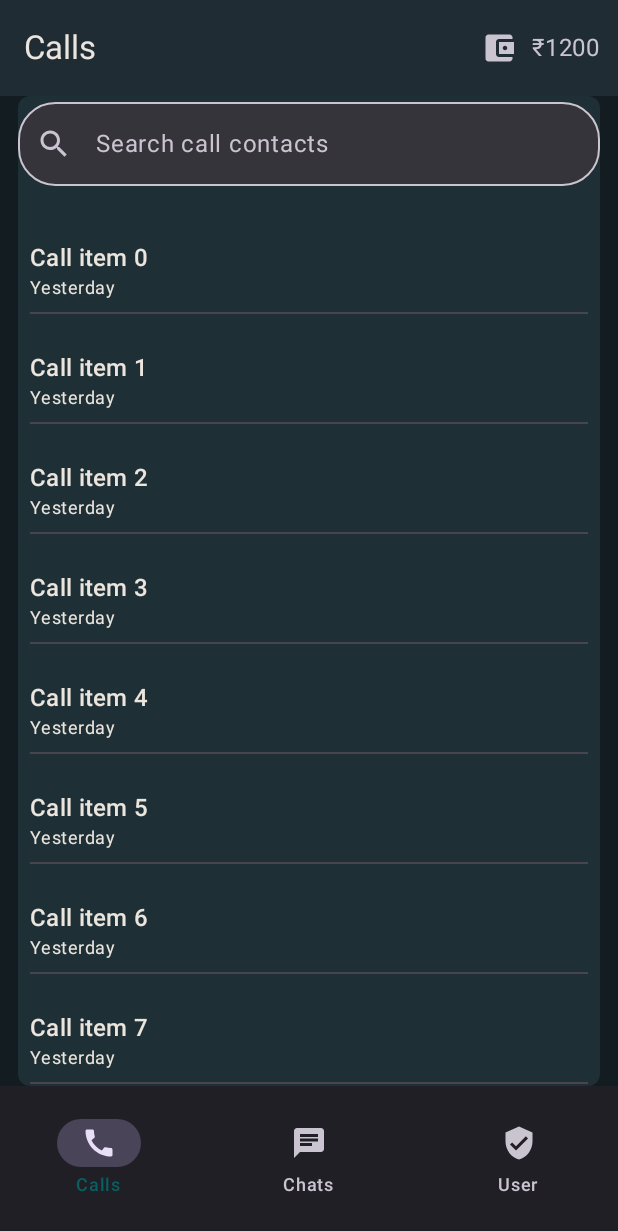
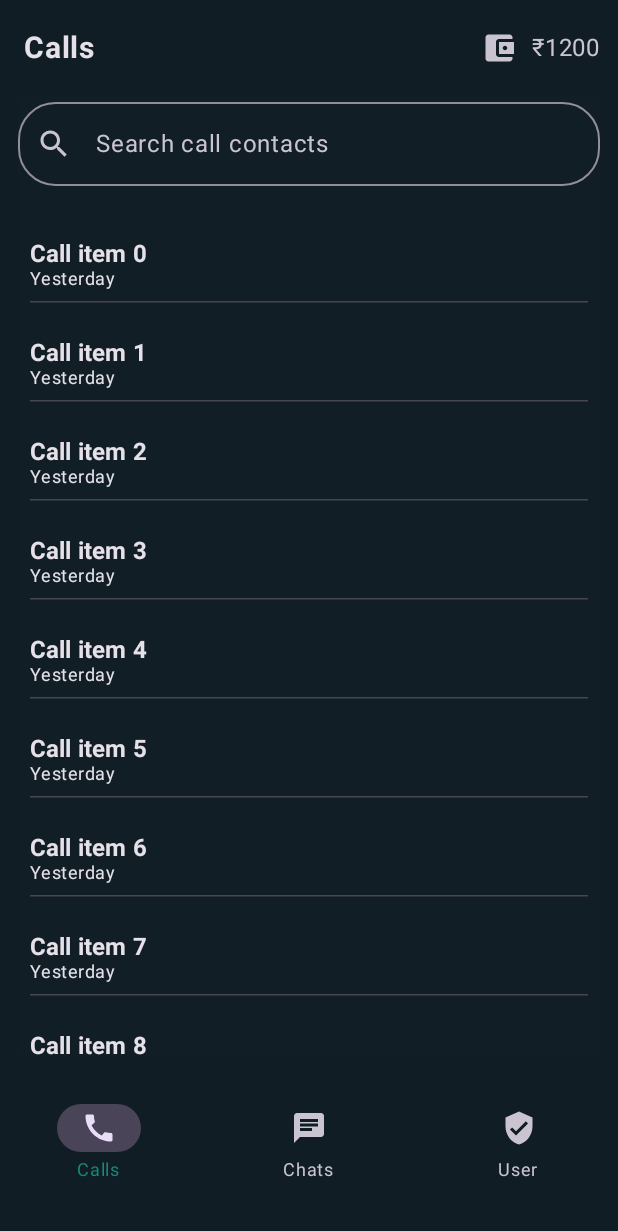
Before and after one commit to AMRESH-SHARMA/jugnu_android, an Android app built with Jetpack Compose: the screen it shows after launch (MainActivity), on a phone screen of 412 x 824 dp. Shown: the top 1231 px of the screen. Run offline under Robolectric (Android 15) with nearby library versions, the light colour scheme and no system bars.

Commit message:
green theme added

```diff
--- a/app/src/main/java/com/example/app/MainActivity.kt
+++ b/app/src/main/java/com/example/app/MainActivity.kt
@@ -1,7 +1,9 @@
 package com.example.app
 
+import android.graphics.Color.TRANSPARENT
 import android.os.Bundle
 import androidx.activity.ComponentActivity
+import androidx.activity.SystemBarStyle
 import androidx.activity.compose.setContent
 import androidx.activity.enableEdgeToEdge
 import androidx.compose.foundation.layout.fillMaxSize
@@ -12,8 +14,15 @@ import com.example.app.ui.theme.AppTheme
 
 class MainActivity : ComponentActivity() {
     override fun onCreate(savedInstanceState: Bundle?) {
+        val transparentSystemBarStyle = SystemBarStyle.light(
+            scrim = TRANSPARENT,
+            darkScrim = TRANSPARENT
+        )
+        enableEdgeToEdge(
+//            statusBarStyle = transparentSystemBarStyle,
+            navigationBarStyle = transparentSystemBarStyle
+        )
         super.onCreate(savedInstanceState)
-        enableEdgeToEdge()
         setContent {
             AppTheme {
                 Scaffold(
--- a/app/src/main/java/com/example/app/ui/call/CallListScreen.kt
+++ b/app/src/main/java/com/example/app/ui/call/CallListScreen.kt
@@ -9,7 +9,7 @@ import androidx.compose.foundation.layout.height
 import androidx.compose.foundation.layout.padding
 import androidx.compose.foundation.lazy.LazyColumn
 import androidx.compose.foundation.lazy.items
-import androidx.compose.material3.Divider
+import androidx.compose.material3.HorizontalDivider
 import androidx.compose.material3.MaterialTheme
 import androidx.compose.material3.Text
 import androidx.compose.runtime.Composable
@@ -18,6 +18,7 @@ import androidx.compose.runtime.mutableStateOf
 import androidx.compose.runtime.remember
 import androidx.compose.runtime.setValue
 import androidx.compose.ui.Modifier
+import androidx.compose.ui.text.style.TextAlign
 import androidx.compose.ui.unit.dp
 import com.example.app.ui.call.components.ListenersSearchBar
 
@@ -70,8 +71,17 @@ fun CallListScreen(
                         text = "Yesterday",
                         style = MaterialTheme.typography.bodySmall
                     )
-                    Divider(modifier = Modifier.padding(top = 8.dp))
+                    HorizontalDivider(modifier = Modifier.padding(top = 8.dp))
                 }
+            }
+
+            item {
+                Text(
+                    text = "last item in the scrollable list.",
+                    textAlign = TextAlign.Center,
+
+                    )
+                Spacer(modifier = Modifier.height(50.dp))
             }
         }
     }
--- a/app/src/main/java/com/example/app/ui/call/components/ListenersSearchBar.kt
+++ b/app/src/main/java/com/example/app/ui/call/components/ListenersSearchBar.kt
@@ -8,8 +8,8 @@ import androidx.compose.material.icons.filled.Search
 import androidx.compose.material3.ExperimentalMaterial3Api
 import androidx.compose.material3.Icon
 import androidx.compose.material3.OutlinedTextField
+import androidx.compose.material3.OutlinedTextFieldDefaults
 import androidx.compose.material3.Text
-import androidx.compose.material3.TextFieldDefaults
 import androidx.compose.runtime.Composable
 import androidx.compose.ui.Modifier
 import androidx.compose.ui.unit.dp
@@ -31,7 +31,13 @@ fun ListenersSearchBar(
         modifier = modifier
             .fillMaxWidth()
             .padding(vertical = 4.dp),
-        colors = TextFieldDefaults.colors(),
+        colors = OutlinedTextFieldDefaults.colors(
+//            unfocusedContainerColor = MaterialTheme.colorScheme.onTertiary,
+//            focusedContainerColor = MaterialTheme.colorScheme.onTertiary,
+//            disabledBorderColor = MaterialTheme.colorScheme.background,
+//            unfocusedBorderColor = MaterialTheme.colorScheme.background,
+//            focusedBorderColor = MaterialTheme.colorScheme.background
+        ),
         leadingIcon = { Icon(Icons.Default.Search, contentDescription = "Search") },
     )
 }
--- a/app/src/main/java/com/example/app/ui/home/HomeScreen.kt
+++ b/app/src/main/java/com/example/app/ui/home/HomeScreen.kt
@@ -33,7 +33,7 @@ fun HomeScreen(
     navController: NavController,                         // required param
     initialTab: HomeTab = HomeTab.CALLS,                 // default param
     onContactClick: (HomeTab, String) -> Unit = { _, _ -> }, // lambda
-    modifier: Modifier = Modifier                         // modifier last
+    modifier: Modifier = Modifier
 ) {
 
     var currentTab by remember { mutableStateOf(initialTab) }
@@ -56,8 +56,8 @@ fun HomeScreen(
                 onTabSelected = { selected -> currentTab = selected },
                 elevation = 0.dp,
                 modifier = Modifier
-                    .height(100.dp)
-                    .navigationBarsPadding()
+                    .height(120.dp)
+//                    .navigationBarsPadding()
             )
         },
         modifier = modifier.fillMaxSize()
@@ -68,7 +68,6 @@ fun HomeScreen(
                 .fillMaxSize()
                 .padding(horizontal = 12.dp)
         ) {
-
             // Scrollable Main Content
             Surface(
                 modifier = Modifier.fillMaxSize(),
--- a/app/src/main/java/com/example/app/ui/home/components/HomeBottomTabBar.kt
+++ b/app/src/main/java/com/example/app/ui/home/components/HomeBottomTabBar.kt
@@ -5,6 +5,7 @@ import androidx.compose.material.icons.filled.Call
 import androidx.compose.material.icons.filled.Chat
 import androidx.compose.material.icons.filled.VerifiedUser
 import androidx.compose.material3.Icon
+import androidx.compose.material3.MaterialTheme
 import androidx.compose.material3.NavigationBar
 import androidx.compose.material3.NavigationBarItem
 import androidx.compose.material3.Text
@@ -20,7 +21,10 @@ fun HomeBottomTabBar(
     modifier: Modifier = Modifier,
     elevation: Dp
 ) {
-    NavigationBar(modifier = modifier) {
+    NavigationBar(
+        modifier = modifier,
+        containerColor = MaterialTheme.colorScheme.background,
+    ) {
         NavigationBarItem(
             selected = selected == HomeTab.CALLS,
             onClick = { onTabSelected(HomeTab.CALLS) },
--- a/app/src/main/java/com/example/app/ui/home/components/HomeTopBar.kt
+++ b/app/src/main/java/com/example/app/ui/home/components/HomeTopBar.kt
@@ -8,8 +8,10 @@ import androidx.compose.material.icons.Icons
 import androidx.compose.material.icons.filled.AccountBalanceWallet
 import androidx.compose.material3.ExperimentalMaterial3Api
 import androidx.compose.material3.Icon
+import androidx.compose.material3.MaterialTheme
 import androidx.compose.material3.Text
 import androidx.compose.material3.TopAppBar
+import androidx.compose.material3.TopAppBarDefaults
 import androidx.compose.runtime.Composable
 import androidx.compose.ui.Alignment
 import androidx.compose.ui.Modifier
@@ -25,12 +27,12 @@ fun HomeTopBar(
     onWalletClick: () -> Unit
 ) {
     TopAppBar(
-        // Left side content
         title = { Text(text = title) },
-        // Right side content: wallet icon + balance
+        colors = TopAppBarDefaults.topAppBarColors(
+            containerColor = MaterialTheme.colorScheme.background
+        ),
         actions = {
             if (showWalletSection) {
-
                 Row(
                     verticalAlignment = Alignment.CenterVertically,
                     modifier = Modifier.clickable { onWalletClick() }
--- /dev/null
+++ b/app/src/main/java/com/example/app/ui/theme/Background.kt
@@ -0,0 +1,14 @@
+package com.example.app.ui.theme
+
+import androidx.compose.runtime.Immutable
+import androidx.compose.runtime.staticCompositionLocalOf
+import androidx.compose.ui.graphics.Color
+import androidx.compose.ui.unit.Dp
+
+@Immutable
+data class BackgroundTheme(
+    val color: Color = Color.Unspecified,
+    val tonalElevation: Dp = Dp.Unspecified
+)
+
+val LocalBackgroundTheme = staticCompositionLocalOf { BackgroundTheme() }
--- a/app/src/main/java/com/example/app/ui/theme/Color.kt
+++ b/app/src/main/java/com/example/app/ui/theme/Color.kt
@@ -1,11 +1,41 @@
 package com.example.app.ui.theme
 
+import androidx.compose.foundation.isSystemInDarkTheme
+import androidx.compose.runtime.Composable
 import androidx.compose.ui.graphics.Color
 
-val Purple80 = Color(0xFFD0BCFF)
-val PurpleGrey80 = Color(0xFFCCC2DC)
-val Pink80 = Color(0xFFEFB8C8)
+val GREEN200 = Color(0xFFe2ffc7)
+val GREEN300 = Color(0xFF7eb0ad)
+val GREEN400 = Color(0xFF16cc3e)
+val GREEN450 = Color(0xFF1AA05B)
+val GREEN500 = Color(0xFF19887a)
+val GREEN600 = Color(0xFF0e5e55)
+val GREEN700 = Color(0xFF00574B)
 
-val Purple40 = Color(0xFF6650a4)
-val PurpleGrey40 = Color(0xFF625b71)
-val Pink40 = Color(0xFF7D5260)
+val DARK_GREEN200 = Color(0xFF232D36)
+val DARK_GREEN300 = Color(0xFF101D25)
+
+val WHITE200 = Color(0xFFe0e0e0)
+val BLACK200 = Color(0xFA212020)
+val GRAY100 = Color(0xC1EFF0F3)
+val GRAY200 = Color(0xFF88898b)
+
+val shimmerHighLight = Color(0xA3C2C2C2)
+
+@Composable
+fun getTabPrimaryColor(): Color {
+    return if (isSystemInDarkTheme()) {
+        GREEN450
+    } else {
+        WHITE200
+    }
+}
+
+@Composable
+fun getTitleColor(): Color {
+    return if (isSystemInDarkTheme()) {
+        WHITE200
+    } else {
+        BLACK200
+    }
+}
--- a/app/src/main/java/com/example/app/ui/theme/Theme.kt
+++ b/app/src/main/java/com/example/app/ui/theme/Theme.kt
@@ -2,52 +2,42 @@ package com.example.app.ui.theme
 
 import androidx.compose.material3.MaterialTheme
 import androidx.compose.material3.darkColorScheme
-import androidx.compose.material3.lightColorScheme
 import androidx.compose.runtime.Composable
-import androidx.compose.ui.graphics.Color
+import androidx.compose.runtime.CompositionLocalProvider
 
-val WhatsAppDarkBackground = Color(0xFF121C21)
-val WhatsAppTopBar = Color(0xFF1F2C34)
-val WhatsAppBubbleReceived = Color(0xFF262D31)
-val WhatsAppBubbleSent = Color(0xFF056162)
-val WhatsAppFAB = Color(0xFF075E54)
-val WhatsAppTextPrimary = Color(0xFFECE5DD)
-val WhatsAppTextSecondary = Color(0xFFAEBAC1)
+//val background = Color("#075E54".toColorInt())
+//
+//val WhatsAppDarkBackground = Color("#075E54".toColorInt())
+//val WhatsAppTopBar = Color("#075E54".toColorInt())
+//val WhatsAppBubbleReceived = Color(0xFF262D31)
+//val WhatsAppBubbleSent = Color(0xFF056162)
+//val WhatsAppFAB = Color(0xFF075E54)
+//val WhatsAppTextPrimary = Color(0xFFECE5DD)
+//val WhatsAppTextSecondary = Color(0xFFAEBAC1)
 
-private val LightColorScheme = lightColorScheme(
-    primary = Purple40,
-    secondary = PurpleGrey40,
-    tertiary = Pink40
-
-    /* Other default colors to override
-    background = Color(0xFFFFFBFE),
-    surface = Color(0xFFFFFBFE),
-    onPrimary = Color.White,
-    onSecondary = Color.White,
-    onTertiary = Color.White,
-    onBackground = Color(0xFF1C1B1F),
-    onSurface = Color(0xFF1C1B1F),
-    */
+private val DarkColorScheme = darkColorScheme(
+    primary = DARK_GREEN200,
+    primaryContainer = DARK_GREEN300,
+    background = DARK_GREEN300,
+    surface = DARK_GREEN300,
+    secondary = GREEN500,
+    tertiary = WHITE200,
+    onTertiary = GRAY200,
 )
 
-private val DarkColorScheme = darkColorScheme(
-    primary = WhatsAppFAB,
-    secondary = WhatsAppBubbleSent,
-    background = WhatsAppDarkBackground,
-    surface = WhatsAppTopBar,
-    onPrimary = WhatsAppTextPrimary,
-    onBackground = WhatsAppTextPrimary,
-    onSurface = WhatsAppTextPrimary
-)
+private val DarkAndroidBackgroundTheme = BackgroundTheme(color = DARK_GREEN300)
 
 @Composable
 fun AppTheme(
-    // darkTheme: Boolean = isSystemInDarkTheme(),
+//    darkTheme: Boolean = isSystemInDarkTheme(),
     // Dynamic color is available on Android 12+
     // dynamicColor: Boolean = true,
     content: @Composable () -> Unit
 ) {
 
+    CompositionLocalProvider(
+        LocalBackgroundTheme provides DarkAndroidBackgroundTheme
+    ) {
         MaterialTheme(
             colorScheme = DarkColorScheme,
             typography = Typography,
@@ -55,26 +45,4 @@ fun AppTheme(
         )
     }
 
-//@Composable
-//fun AppTheme(
-//    darkTheme: Boolean = isSystemInDarkTheme(),
-//    // Dynamic color is available on Android 12+
-//    dynamicColor: Boolean = true,
-//    content: @Composable () -> Unit
-//) {
-//    val colorScheme = when {
-//        dynamicColor && Build.VERSION.SDK_INT >= Build.VERSION_CODES.S -> {
-//            val context = LocalContext.current
-//            if (darkTheme) dynamicDarkColorScheme(context) else dynamicLightColorScheme(context)
-//        }
-//
-//        darkTheme -> DarkColorScheme
-//        else -> LightColorScheme
-//    }
-//
-//    MaterialTheme(
-//        colorScheme = colorScheme,
-//        typography = Typography,
-//        content = content
-//    )
-//}
+}
--- a/app/src/main/java/com/example/app/ui/theme/Type.kt
+++ b/app/src/main/java/com/example/app/ui/theme/Type.kt
@@ -6,29 +6,89 @@ import androidx.compose.ui.text.font.FontFamily
 import androidx.compose.ui.text.font.FontWeight
 import androidx.compose.ui.unit.sp
 
-// Set of Material typography styles to start with
 val Typography = Typography(
+    displayLarge = TextStyle(
+        fontWeight = FontWeight.W400,
+        fontSize = 57.sp,
+        lineHeight = 64.sp,
+        letterSpacing = (-0.25).sp
+    ),
+    displayMedium = TextStyle(
+        fontWeight = FontWeight.W400,
+        fontSize = 45.sp,
+        lineHeight = 52.sp
+    ),
+    displaySmall = TextStyle(
+        fontWeight = FontWeight.W400,
+        fontSize = 36.sp,
+        lineHeight = 44.sp
+    ),
+    headlineLarge = TextStyle(
+        fontWeight = FontWeight.W400,
+        fontSize = 32.sp,
+        lineHeight = 40.sp
+    ),
+    headlineMedium = TextStyle(
+        fontWeight = FontWeight.W400,
+        fontSize = 28.sp,
+        lineHeight = 36.sp
+    ),
+    headlineSmall = TextStyle(
+        fontWeight = FontWeight.W400,
+        fontSize = 17.sp,
+        lineHeight = 32.sp
+    ),
+    titleLarge = TextStyle(
+        fontWeight = FontWeight.W700,
+        fontSize = 20.sp,
+        lineHeight = 28.sp
+    ),
+    titleMedium = TextStyle(
+        fontWeight = FontWeight.W700,
+        fontSize = 16.sp,
+        lineHeight = 24.sp,
+        letterSpacing = 0.1.sp
+    ),
+    titleSmall = TextStyle(
+        fontWeight = FontWeight.W500,
+        fontSize = 14.sp,
+        lineHeight = 20.sp,
+        letterSpacing = 0.1.sp
+    ),
     bodyLarge = TextStyle(
-        fontFamily = FontFamily.Default,
-        fontWeight = FontWeight.Normal,
+        fontWeight = FontWeight.W400,
         fontSize = 16.sp,
         lineHeight = 24.sp,
         letterSpacing = 0.5.sp
-    )
-    /* Other default text styles to override
-    titleLarge = TextStyle(
-        fontFamily = FontFamily.Default,
-        fontWeight = FontWeight.Normal,
-        fontSize = 22.sp,
-        lineHeight = 28.sp,
-        letterSpacing = 0.sp
+    ),
+    bodyMedium = TextStyle(
+        fontWeight = FontWeight.W400,
+        fontSize = 14.sp,
+        lineHeight = 20.sp,
+        letterSpacing = 0.25.sp
+    ),
+    bodySmall = TextStyle(
+        fontWeight = FontWeight.W400,
+        fontSize = 12.sp,
+        lineHeight = 16.sp,
+        letterSpacing = 0.4.sp
+    ),
+    labelLarge = TextStyle(
+        fontWeight = FontWeight.W400,
+        fontSize = 14.sp,
+        lineHeight = 20.sp,
+        letterSpacing = 0.1.sp
+    ),
+    labelMedium = TextStyle(
+        fontWeight = FontWeight.W400,
+        fontSize = 12.sp,
+        lineHeight = 16.sp,
+        letterSpacing = 0.5.sp
     ),
     labelSmall = TextStyle(
-        fontFamily = FontFamily.Default,
-        fontWeight = FontWeight.Medium,
-        fontSize = 11.sp,
-        lineHeight = 16.sp,
-        letterSpacing = 0.5.sp
+        fontFamily = FontFamily.Monospace,
+        fontWeight = FontWeight.W500,
+        fontSize = 10.sp,
+        lineHeight = 16.sp
     )
-    */
 )
--- a/app/src/main/java/com/example/app/ui/wallet/WalletScreen.kt
+++ b/app/src/main/java/com/example/app/ui/wallet/WalletScreen.kt
@@ -21,8 +21,8 @@ fun WalletScreen(
     Column(
         modifier = Modifier
             .fillMaxSize()
-            .statusBarsPadding()  // prevents overlap with status bar
-            .navigationBarsPadding()   // prevents overlap with nav bar
+            .statusBarsPadding()
+            .navigationBarsPadding()
     ) {
         Text(
             text = "Wallet Screen",
```
Lines whose indentation alone changed are shown as unchanged.
